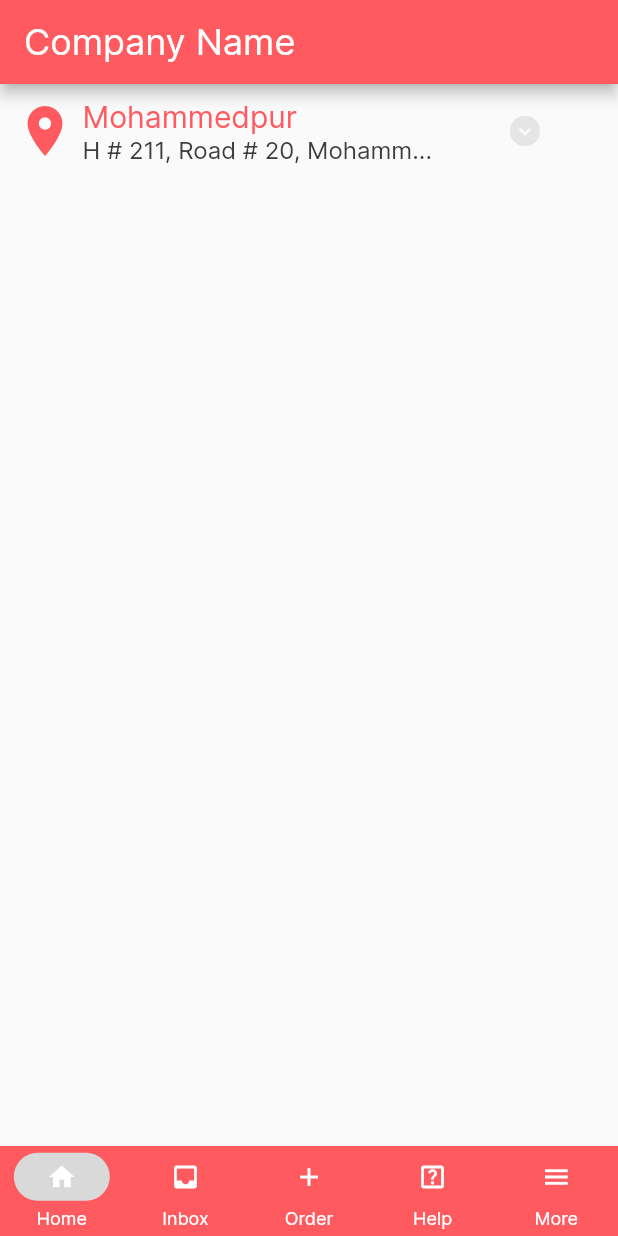
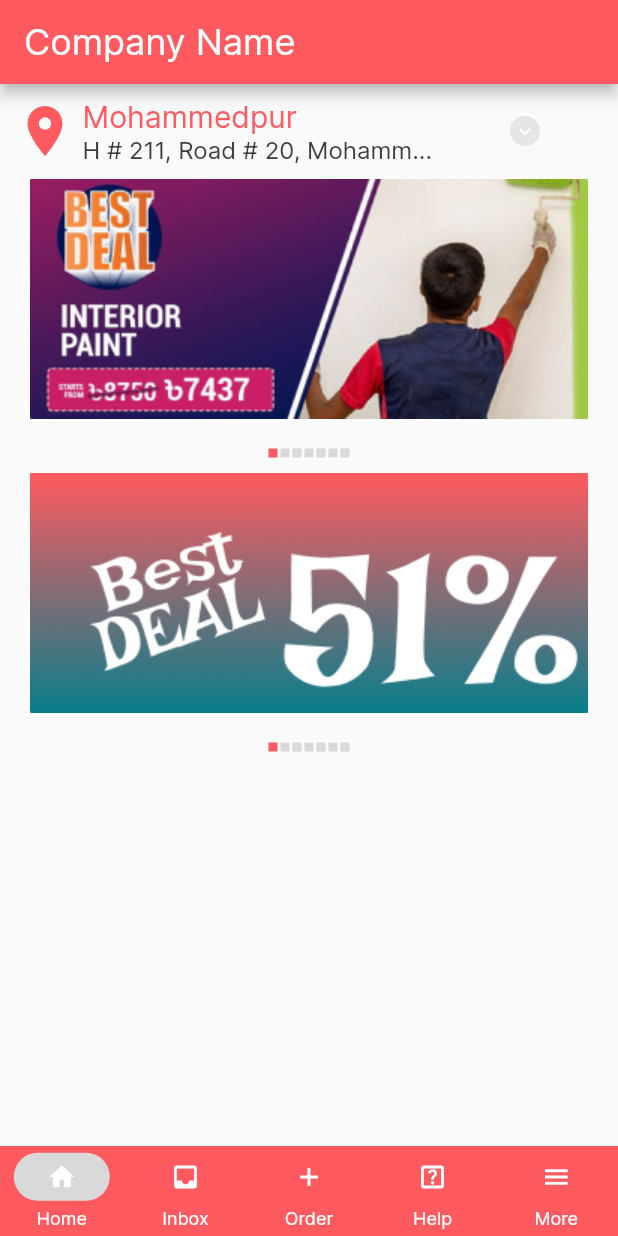
Before and after one commit to efaz-wid2022/Demo.xyz, a Flutter app: the screen it shows after launch, on a phone screen of 412 x 824 dp. Run offline on Flutter 3.47's test engine with Material 2 defaults, Android fonts, the phone set to English and light mode, and no system bars; our stand-ins replace google_nav_bar, responsive_sizer.

Commit message:
Demo.xyz

```diff
--- a/lib/main.dart
+++ b/lib/main.dart
@@ -31,6 +31,28 @@ class DemoXyz extends StatefulWidget {
 }
 
 class _DemoXyzState extends State<DemoXyz> {
+  int currentIndex = 0;
+  final PageController controller = PageController();
+
+  List<String> images = [
+    "assets/Frame 4.png",
+    "assets/Frame 4.png",
+    "assets/Frame 4.png",
+    "assets/Frame 4.png",
+    "assets/Frame 4.png",
+    "assets/Frame 4.png",
+    "assets/Frame 4.png",
+  ];
+  List<String> banner2 = [
+    "assets/Frame 7.png",
+    "assets/Frame 7.png",
+    "assets/Frame 7.png",
+    "assets/Frame 7.png",
+    "assets/Frame 7.png",
+    "assets/Frame 7.png",
+    "assets/Frame 7.png",
+  ];
+
   @override
   Widget build(BuildContext context) {
     return Scaffold(
@@ -90,11 +112,94 @@ class _DemoXyzState extends State<DemoXyz> {
             //Search
             Container(),
             //Slide banner 1
-            Container(),
+            Container(
+              child: Column(
+                mainAxisAlignment: MainAxisAlignment.center,
+                children: [
+                  SizedBox(
+                    height: 160,
+                    width: double.infinity,
+                    child: PageView.builder(
+                      controller: controller,
+                      onPageChanged: (index) {
+                        setState(() {
+                          currentIndex = index % images.length;
+                        });
+                      },
+                      itemBuilder: (context, index) {
+                        return Padding(
+                          padding: const EdgeInsets.symmetric(horizontal: 20),
+                          child: SizedBox(
+                            height: 300,
+                            width: double.infinity,
+                            child: Image.asset(
+                              images[index % images.length],
+                              fit: BoxFit.cover,
+                            ),
+                          ),
+                        );
+                      },
+                    ),
+                  ),
+                  SizedBox(
+                    height: 20,
+                  ),
+                  Row(
+                    mainAxisAlignment: MainAxisAlignment.center,
+                    children: [
+                      for (var i = 0; i < images.length; i++)
+                        buildIndicator(currentIndex == i)
+                    ],
+                  ),
+                ],
+              ),
+            ),
             //Catagories
             Container(),
             //Slide banner 2
-            Container(),
+            SizedBox(height: 10),
+            Container(
+              child: Column(
+                mainAxisAlignment: MainAxisAlignment.center,
+                children: [
+                  SizedBox(
+                    height: 160,
+                    width: double.infinity,
+                    child: PageView.builder(
+                      controller: controller,
+                      onPageChanged: (index) {
+                        setState(() {
+                          currentIndex = index % banner2.length;
+                        });
+                      },
+                      itemBuilder: (context, index) {
+                        return Padding(
+                          padding: const EdgeInsets.symmetric(horizontal: 20),
+                          child: SizedBox(
+                            height: 300,
+                            width: double.infinity,
+                            child: Image.asset(
+                              banner2[index % banner2.length],
+                              fit: BoxFit.cover,
+                            ),
+                          ),
+                        );
+                      },
+                    ),
+                  ),
+                  SizedBox(
+                    height: 20,
+                  ),
+                  Row(
+                    mainAxisAlignment: MainAxisAlignment.center,
+                    children: [
+                      for (var i = 0; i < banner2.length; i++)
+                        Slide(currentIndex == i)
+                    ],
+                  ),
+                ],
+              ),
+            ),
             //Trending
             Container(),
             //Recommended
@@ -102,44 +207,7 @@ class _DemoXyzState extends State<DemoXyz> {
           ],
         ),
       ),
-      //Navbar
-      // bottomNavigationBar: Container(
-      //   color: Colors.black,
-      //   child: Padding(
-      //     padding: EdgeInsets.symmetric(horizontal: 15, vertical: 10),
-      //     child: GNav(
-      //       gap: 8,
-      //       backgroundColor: Colors.black,
-      //       color: Colors.white,
-      //       activeColor: Color(0xFFdab3e6),
-      //       tabBackgroundColor: Color(0xFF726875),
-      //       padding: EdgeInsets.all(16),
-      //       tabs: [
-      //         GButton(
-      //           icon: Icons.home,
-      //           text: "Home",
-      //         ),
-      //         GButton(
-      //           icon: Icons.inbox,
-      //           text: "Inbox",
-      //         ),
-      //         GButton(
-      //           icon: Icons.add,
-      //           text: "Orders",
-      //         ),
-      //         GButton(
-      //           icon: Icons.help_center_outlined,
-      //           text: "help",
-      //         ),
-      //         GButton(
-      //           icon: Icons.line_style_sharp,
-      //           text: "More",
-      //         ),
-      //       ],
-      //     ),
-      //   ),
-      // ),
-
+      //Nav Bar
       bottomNavigationBar: NavigationBarTheme(
         data: NavigationBarThemeData(
           iconTheme: MaterialStateProperty.all(
@@ -154,9 +222,7 @@ class _DemoXyzState extends State<DemoXyz> {
                 fontSize: 12,
                 fontFamily: "InterR",
                 fontWeight: FontWeight.normal,
-              color: Color(0xFFFFFFFF)
-            ),
-
+                color: Color(0xFFFFFFFF)),
           ),
         ),
         child: NavigationBar(
@@ -188,4 +254,32 @@ class _DemoXyzState extends State<DemoXyz> {
       ),
     );
   }
+  //Slide Banner Controller 1
+  Widget buildIndicator(bool isSelected) {
+    return Padding(
+      padding: const EdgeInsets.symmetric(horizontal: 1),
+      child: Container(
+        height: isSelected ? 6 : 6,
+        width: isSelected ? 6 : 6,
+        decoration: BoxDecoration(
+          shape: BoxShape.rectangle,
+          color: isSelected ? Color(0xFFFF5A5F) : Color(0xFFD9D9D9),
+        ),
+      ),
+    );
   }
+  //Slide Banner Controller 2
+  Widget Slide(bool isSelected) {
+    return Padding(
+      padding: const EdgeInsets.symmetric(horizontal: 1),
+      child: Container(
+        height: isSelected ? 6 : 6,
+        width: isSelected ? 6 : 6,
+        decoration: BoxDecoration(
+          shape: BoxShape.rectangle,
+          color: isSelected ? Color(0xFFFF5A5F) : Color(0xFFD9D9D9),
+        ),
+      ),
+    );
+  }
+}
--- a/pubspec.yaml
+++ b/pubspec.yaml
@@ -60,8 +60,9 @@ flutter:
   uses-material-design: true
 
   # To add assets to your application, add an assets section, like this:
-  # assets:
-  #   - images/a_dot_burr.jpeg
+  assets:
+    - assets/Frame 4.png
+    - assets/Frame 7.png
   #   - images/a_dot_ham.jpeg
 
   # An image asset can refer to one or more resolution-specific "variants", see
```
Also changed, not shown: assets/Frame 4.png (added), assets/Frame 7.png (added). Lines whose indentation alone changed are shown as unchanged.
